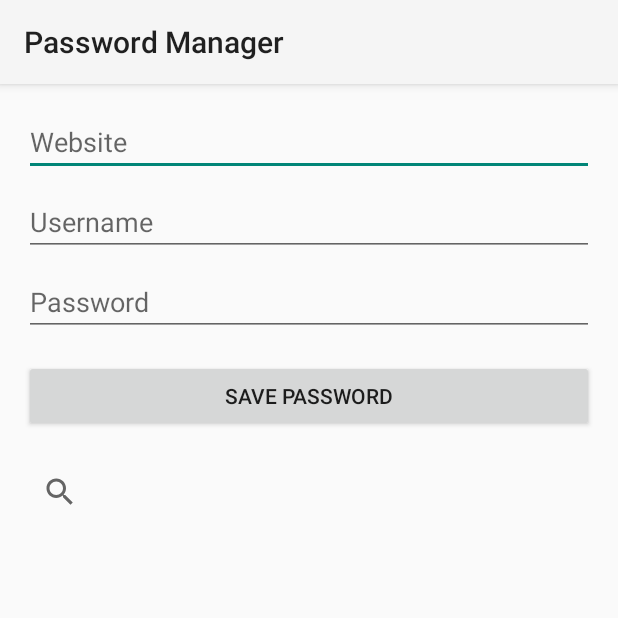
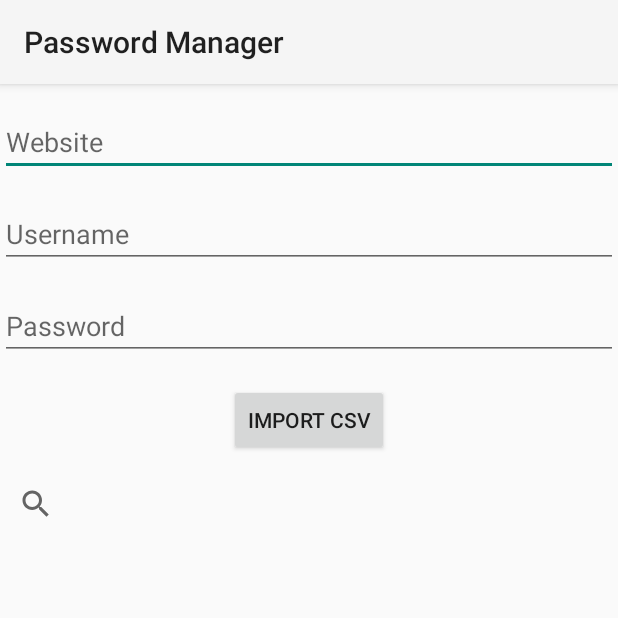
Before and after one commit to caleb-p93/passwordManager, an Android app: the screen it shows after launch (MainActivity), on a phone screen of 412 x 824 dp, the top half of it. Run offline under Robolectric (Android 15) with nearby library versions, the phone set to English and light mode, and no system bars; libraries missing offline, so code that uses them is left out: com.opencsv.

Commit message:
added 'import csv' function

```diff
--- a/app/build.gradle.kts
+++ b/app/build.gradle.kts
@@ -36,7 +36,7 @@ android {
 }
 
 dependencies {
-
+    implementation(libs.opencsv)
     implementation(libs.androidx.core.ktx)
     implementation(libs.androidx.appcompat)
     implementation(libs.material)
--- a/app/src/main/AndroidManifest.xml
+++ b/app/src/main/AndroidManifest.xml
@@ -1,6 +1,9 @@
 <?xml version="1.0" encoding="utf-8"?>
 <manifest xmlns:android="http://schemas.android.com/apk/res/android"
-    xmlns:tools="http://schemas.android.com/tools">
+    xmlns:tools="http://schemas.android.com/tools"
+    package="com.example.mustardseedpasswordmanager">
+
+    <uses-permission android:name="android.permission.READ_EXTERNAL_STORAGE" />
 
     <application
         android:dataExtractionRules="@xml/data_extraction_rules"
--- a/app/src/main/res/layout/activity_main.xml
+++ b/app/src/main/res/layout/activity_main.xml
@@ -6,78 +6,76 @@
     android:layout_height="match_parent"
     tools:context=".MainActivity">
 
+    <!-- Website Input -->
     <EditText
         android:id="@+id/website_input"
         android:layout_width="0dp"
         android:layout_height="wrap_content"
         android:hint="Website"
+        android:inputType="text"
+        android:maxLines="1"
         app:layout_constraintEnd_toEndOf="parent"
         app:layout_constraintStart_toStartOf="parent"
         app:layout_constraintTop_toTopOf="parent"
-        android:layout_marginTop="16dp"
-        android:layout_marginStart="16dp"
-        android:layout_marginEnd="16dp" />
+        android:layout_marginTop="16dp"/>
 
+    <!-- Username Input -->
     <EditText
         android:id="@+id/username_input"
         android:layout_width="0dp"
         android:layout_height="wrap_content"
         android:hint="Username"
+        android:inputType="text"
+        android:maxLines="1"
         app:layout_constraintEnd_toEndOf="parent"
         app:layout_constraintStart_toStartOf="parent"
-        app:layout_constraintTop_toBottomOf="@id/website_input"
-        android:layout_marginTop="8dp"
-        android:layout_marginStart="16dp"
-        android:layout_marginEnd="16dp" />
+        app:layout_constraintTop_toBottomOf="@+id/website_input"
+        android:layout_marginTop="16dp"/>
 
+    <!-- Password Input -->
     <EditText
         android:id="@+id/password_input"
         android:layout_width="0dp"
         android:layout_height="wrap_content"
         android:hint="Password"
+        android:inputType="textPassword"
+        android:maxLines="1"
         app:layout_constraintEnd_toEndOf="parent"
         app:layout_constraintStart_toStartOf="parent"
-        app:layout_constraintTop_toBottomOf="@id/username_input"
-        android:layout_marginTop="8dp"
-        android:layout_marginStart="16dp"
-        android:layout_marginEnd="16dp" />
+        app:layout_constraintTop_toBottomOf="@+id/username_input"
+        android:layout_marginTop="16dp"/>
 
+    <!-- Import CSV Button -->
     <Button
-        android:id="@+id/save_password_button"
-        android:layout_width="0dp"
+        android:id="@+id/import_csv_button"
+        android:layout_width="wrap_content"
         android:layout_height="wrap_content"
-        android:text="Save Password"
-        android:onClick="savePassword"
+        android:text="Import CSV"
+        app:layout_constraintTop_toBottomOf="@+id/password_input"
+        app:layout_constraintStart_toStartOf="parent"
         app:layout_constraintEnd_toEndOf="parent"
-        app:layout_constraintStart_toStartOf="parent"
-        app:layout_constraintTop_toBottomOf="@id/password_input"
-        android:layout_marginTop="16dp"
-        android:layout_marginStart="16dp"
-        android:layout_marginEnd="16dp" />
+        android:layout_marginTop="16dp"/>
 
+    <!-- Search View -->
     <androidx.appcompat.widget.SearchView
         android:id="@+id/search_view"
         android:layout_width="0dp"
         android:layout_height="wrap_content"
+        android:queryHint="Search"
+        app:layout_constraintTop_toBottomOf="@+id/import_csv_button"
+        app:layout_constraintStart_toStartOf="parent"
         app:layout_constraintEnd_toEndOf="parent"
-        app:layout_constraintStart_toStartOf="parent"
-        app:layout_constraintTop_toBottomOf="@id/save_password_button"
-        android:layout_marginTop="16dp"
-        android:layout_marginStart="16dp"
-        android:layout_marginEnd="16dp"
-        android:layout_marginBottom="16dp"/>
+        android:layout_marginTop="8dp"/>
 
+    <!-- RecyclerView for Password List -->
     <androidx.recyclerview.widget.RecyclerView
         android:id="@+id/recycler_view"
         android:layout_width="0dp"
         android:layout_height="0dp"
-        app:layout_constraintTop_toBottomOf="@id/search_view"
+        app:layout_constraintTop_toBottomOf="@+id/search_view"
+        app:layout_constraintBottom_toBottomOf="parent"
         app:layout_constraintStart_toStartOf="parent"
         app:layout_constraintEnd_toEndOf="parent"
-        app:layout_constraintBottom_toBottomOf="parent"
-        android:layout_marginTop="8dp"
-        android:layout_marginStart="16dp"
-        android:layout_marginEnd="16dp"
-        android:layout_marginBottom="16dp" />
+        android:layout_marginTop="16dp"/>
 
 </androidx.constraintlayout.widget.ConstraintLayout>
--- a/gradle/libs.versions.toml
+++ b/gradle/libs.versions.toml
@@ -8,6 +8,7 @@ junitVersion = "1.2.1"
 espressoCore = "3.6.1"
 appcompat = "1.7.0"
 material = "1.12.0"
+opencsv = "5.5.2"
 
 [libraries]
 androidx-core-ktx = { group = "androidx.core", name = "core-ktx", version.ref = "coreKtx" }
@@ -17,6 +18,7 @@ androidx-junit = { group = "androidx.test.ext", name = "junit", version.ref = "j
 androidx-espresso-core = { group = "androidx.test.espresso", name = "espresso-core", version.ref = "espressoCore" }
 androidx-appcompat = { group = "androidx.appcompat", name = "appcompat", version.ref = "appcompat" }
 material = { group = "com.google.android.material", name = "material", version.ref = "material" }
+opencsv = { module = "com.opencsv:opencsv", version.ref = "opencsv" }
 
 [plugins]
 android-application = { id = "com.android.application", version.ref = "agp" }
```
Also changed, not shown: app/src/main/java/com/example/mustardseedpasswordmanager/MainActivity.kt (+41 -26 lines).
